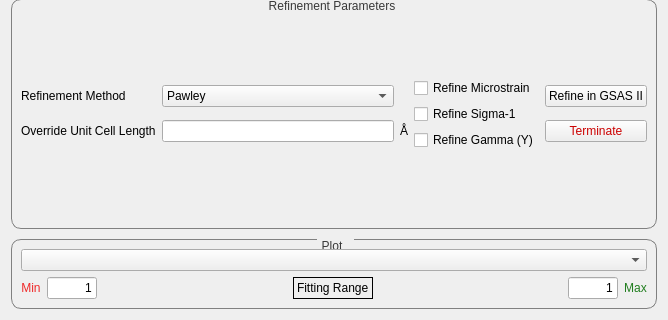
The window that qt/python/mantidqtinterfaces/mantidqtinterfaces/Engineering/gui/engineering_diffraction/tabs/gsas2/gsas2_tab.ui (AmbaPant/mantid) describes before a commit, drawn with Qt 5; both pictures show x 0 to 668 and y 284 to 604 of the 668 by 604 pixel window.
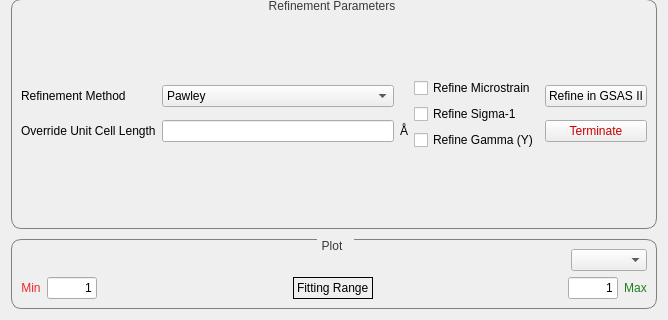
The same window after the commit. Custom widgets are drawn as their Qt base class.

What changed in the file:
```diff
--- a/qt/python/mantidqtinterfaces/mantidqtinterfaces/Engineering/gui/engineering_diffraction/tabs/gsas2/gsas2_tab.ui
+++ b/qt/python/mantidqtinterfaces/mantidqtinterfaces/Engineering/gui/engineering_diffraction/tabs/gsas2/gsas2_tab.ui
@@ -679,6 +679,20 @@
          <layout class="QVBoxLayout" name="vLayout_plot"/>
         </item>
         <item row="0" column="0">
+         <layout class="QGridLayout" name="gridLayout_20" rowstretch="0,0" columnstretch="0">
+          <property name="sizeConstraint">
+           <enum>QLayout::SetDefaultConstraint</enum>
+          </property>
+          <property name="leftMargin">
+           <number>550</number>
+          </property>
+          <property name="rightMargin">
+           <number>0</number>
+          </property>
+          <property name="verticalSpacing">
+           <number>6</number>
+          </property>
+          <item row="0" column="0">
          <widget class="QComboBox" name="number_output_histograms_combobox">
           <property name="sizePolicy">
            <sizepolicy hsizetype="Minimum" vsizetype="Fixed">
@@ -687,6 +701,8 @@
            </sizepolicy>
           </property>
          </widget>
+          </item>
+         </layout>
         </item>
        </layout>
       </widget>
```
Left out of the diff: 4 changed lines with no effect on the pictures. Lines whose indentation alone changed are shown as unchanged.
